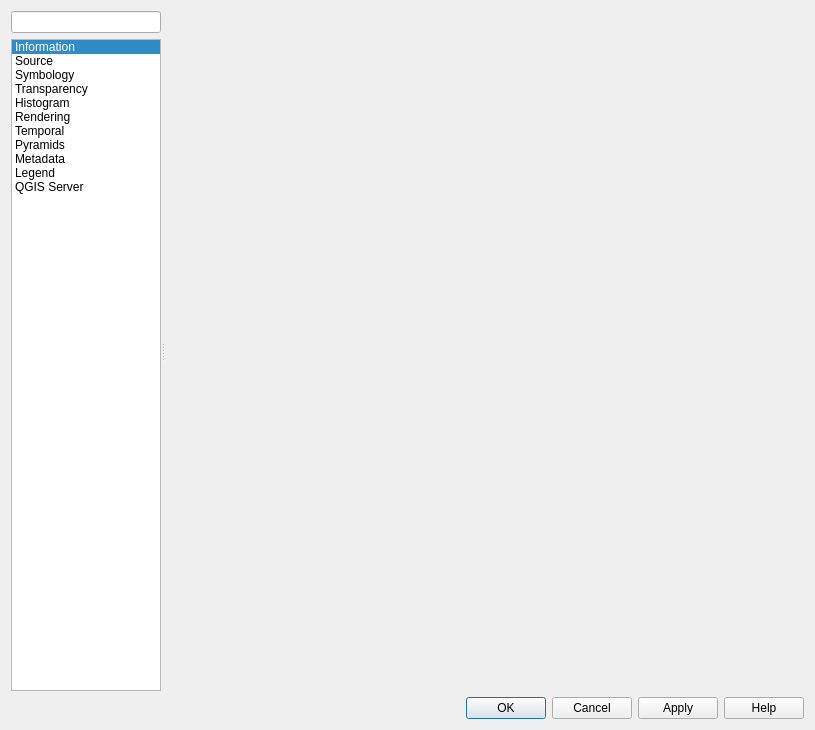
qgis/QGIS, file src/ui/qgsrasterlayerpropertiesbase.ui: the form before one commit.
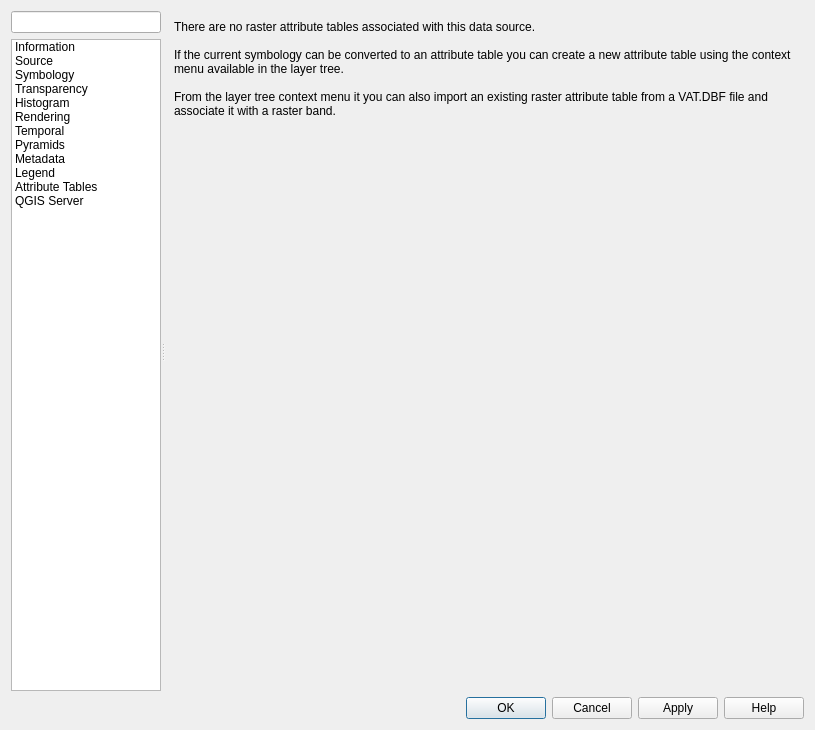
The form after the commit. Icons and pictures are not drawn. Custom widgets are drawn as their Qt base class.

```diff
--- a/src/ui/qgsrasterlayerpropertiesbase.ui
+++ b/src/ui/qgsrasterlayerpropertiesbase.ui
@@ -93,7 +93,7 @@
           <bool>true</bool>
          </property>
          <property name="currentRow">
-          <number>0</number>
+          <number>-1</number>
          </property>
          <item>
           <property name="text">
@@ -203,6 +203,18 @@
             <normaloff>:/images/themes/default/legend.svg</normaloff>:/images/themes/default/legend.svg</iconset>
           </property>
          </item>
+         <item>
+          <property name="text">
+           <string>Attribute Tables</string>
+          </property>
+          <property name="toolTip">
+           <string>Manage Raster Attribute Tables</string>
+          </property>
+          <property name="icon">
+           <iconset resource="../../images/images.qrc">
+            <normaloff>:/images/themes/default/propertyicons/attributes.svg</normaloff>:/images/themes/default/propertyicons/attributes.svg</iconset>
+          </property>
+         </item>
          <item>
           <property name="text">
            <string>QGIS Server</string>
@@ -254,7 +266,7 @@
           </sizepolicy>
          </property>
          <property name="currentIndex">
-          <number>0</number>
+          <number>10</number>
          </property>
          <widget class="QWidget" name="mOptsPage_Information">
           <layout class="QVBoxLayout" name="verticalLayout_20">
@@ -1438,6 +1450,55 @@
            </item>
           </layout>
          </widget>
+         <widget class="QWidget" name="mOptsPage_RasterAttributeTable">
+          <layout class="QVBoxLayout" name="verticalLayout_rat">
+           <property name="leftMargin">
+            <number>0</number>
+           </property>
+           <property name="topMargin">
+            <number>0</number>
+           </property>
+           <property name="rightMargin">
+            <number>0</number>
+           </property>
+           <property name="bottomMargin">
+            <number>0</number>
+           </property>
+           <item>
+            <widget class="QWidget" name="mNoRasterAttributeTableWidget" native="true">
+             <layout class="QVBoxLayout" name="verticalLayout_5">
+              <item>
+               <widget class="QLabel" name="mRasterAttributeTableLabel">
+                <property name="text">
+                 <string>There are no raster attribute tables associated with this data source. 
+
+If the current symbology can be converted to an attribute table you can create a new attribute table using the context menu available in the layer tree.
+
+From the layer tree context menu it you can also import an existing raster attribute table from a VAT.DBF file and associate it with a raster band.</string>
+                </property>
+                <property name="wordWrap">
+                 <bool>true</bool>
+                </property>
+               </widget>
+              </item>
+              <item>
+               <spacer name="verticalSpacer_2">
+                <property name="orientation">
+                 <enum>Qt::Vertical</enum>
+                </property>
+                <property name="sizeHint" stdset="0">
+                 <size>
+                  <width>20</width>
+                  <height>40</height>
+                 </size>
+                </property>
+               </spacer>
+              </item>
+             </layout>
+            </widget>
+           </item>
+          </layout>
+         </widget>
          <widget class="QWidget" name="mOptsPage_Server">
           <layout class="QVBoxLayout" name="verticalLayout_8">
            <property name="leftMargin">
```
Left out of the diff: 8 changed lines with no effect on the pictures.
